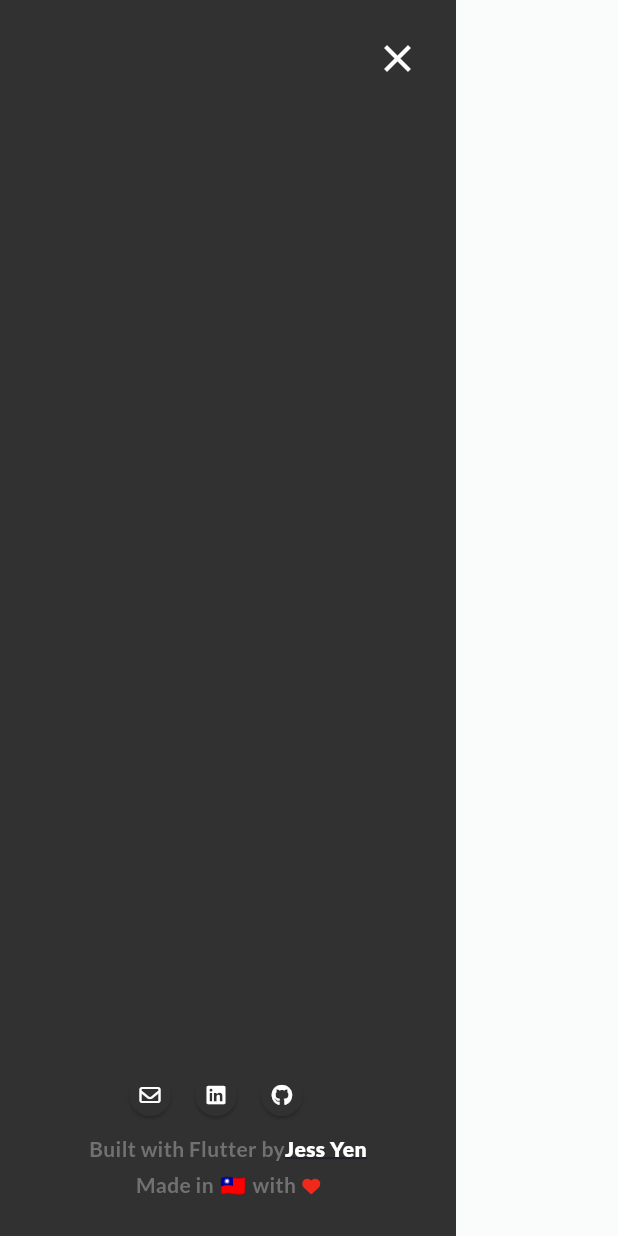
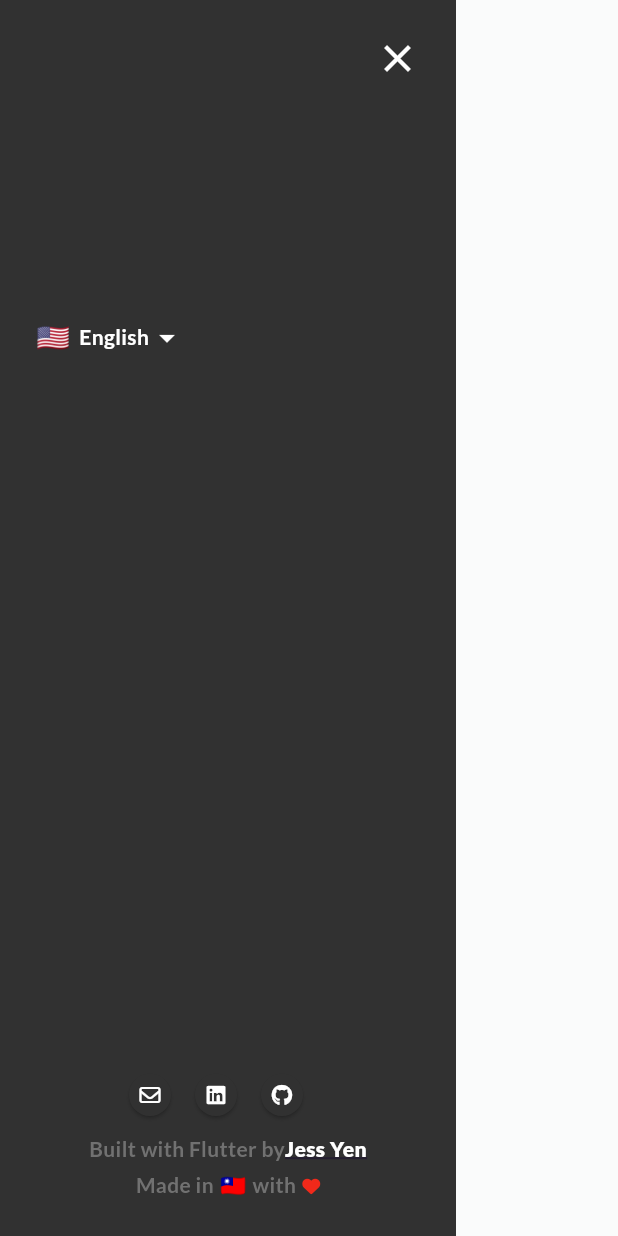
Before and after one commit to jess0507/jess-cv, a Flutter app: the AppDrawer widget shown alone on an empty page, opened directly with empty values, on a phone screen of 412 x 824 dp. Run offline on Flutter 3.47's test engine with Material 3 defaults, Android fonts, the phone set to English and light mode, and no system bars; our stand-ins replace animated_text_kit, device_info_plus, firebase_analytics, firebase_core, flutter_hooks, font_awesome_flutter and 5 more; missing offline and left inert: layout; accounts and stored records are empty.

Commit message:
add locale selector

```diff
--- /dev/null
+++ b/lib/ui/components/locale_selector.dart
@@ -0,0 +1,87 @@
+import 'package:flutter/material.dart';
+import 'package:hooks_riverpod/hooks_riverpod.dart';
+import 'package:resume/core/providers/locale_provider.dart';
+import 'package:resume/core/values/values.dart';
+import 'package:resume/data/analytics_service.dart';
+
+/// 單一可選語系的資料(語言代碼、國旗 emoji、顯示名稱)。
+class _LocaleOption {
+  final String code;
+  final String flag;
+  final String label;
+
+  const _LocaleOption(this.code, this.flag, this.label);
+}
+
+/// 語系選擇器。
+///
+/// 以「國旗 + 文字」顯示目前語系,點擊後跳出選單可選擇中 / 英。
+class LocaleSelector extends ConsumerWidget {
+  final Color? color;
+
+  const LocaleSelector({super.key, this.color});
+
+  static const List<_LocaleOption> _options = [
+    _LocaleOption('zh', '🇹🇼', '中文'),
+    _LocaleOption('en', '🇺🇸', 'English'),
+  ];
+
+  @override
+  Widget build(BuildContext context, WidgetRef ref) {
+    // watch 以在語系變更時重建。
+    ref.watch(localeProvider);
+
+    final currentCode = Localizations.localeOf(context).languageCode;
+    final current = _options.firstWhere(
+      (o) => o.code == currentCode,
+      orElse: () => _options.first,
+    );
+    final color = this.color ?? AppColors.secondaryColor;
+
+    return PopupMenuButton<String>(
+      tooltip: '',
+      position: PopupMenuPosition.under,
+      onSelected: (code) {
+        ref.read(localeProvider.notifier).setLocale(Locale(code));
+        AnalyticsService().logEvent(
+          name: 'locale_changed',
+          parameters: {'locale': code},
+        );
+      },
+      itemBuilder: (context) => _options.map((o) {
+        final isSelected = o.code == currentCode;
+        return PopupMenuItem<String>(
+          value: o.code,
+          child: Row(
+            children: [
+              Text(o.flag, style: const TextStyle(fontSize: 18)),
+              const SizedBox(width: 10),
+              Text(
+                o.label,
+                style: TextStyle(
+                  fontWeight: isSelected ? FontWeight.w700 : FontWeight.w400,
+                ),
+              ),
+              if (isSelected) ...[
+                const SizedBox(width: 10),
+                Icon(Icons.check, size: 16, color: AppColors.primary200),
+              ],
+            ],
+          ),
+        );
+      }).toList(),
+      child: Row(
+        mainAxisSize: MainAxisSize.min,
+        children: [
+          Text(current.flag, style: const TextStyle(fontSize: 18)),
+          const SizedBox(width: 6),
+          Text(
+            current.label,
+            style: TextStyle(color: color, fontWeight: FontWeight.w600),
+          ),
+          Icon(Icons.arrow_drop_down, color: color),
+        ],
+      ),
+    );
+  }
+}
--- a/lib/ui/components/navigation/mobile/app_drawer.dart
+++ b/lib/ui/components/navigation/mobile/app_drawer.dart
@@ -7,6 +7,7 @@ import 'package:resume/core/widgets/social_button.dart';
 import 'package:resume/data/analytics_service.dart';
 import 'package:resume/data/constants.dart';
 import 'package:resume/domain/nav_data.dart';
+import 'package:resume/ui/components/locale_selector.dart';
 import 'package:resume/ui/components/navigation/web/nav_item.dart';
 import 'package:resume/ui/scaffold_with_nav.dart';
 import 'package:resume/core/widgets/spaces.dart';
@@ -71,6 +72,10 @@ class _AppDrawerState extends State<AppDrawer> {
             ..._buildMenuList(
               textTheme: textTheme,
               menuList: widget.navItems,
+            ),
+            Align(
+              alignment: Alignment.centerLeft,
+              child: LocaleSelector(color: AppColors.white),
             ),
             Spacer(flex: 6),
             _buildFooterText(),
--- a/lib/ui/components/navigation/web/web_navigation_bar.dart
+++ b/lib/ui/components/navigation/web/web_navigation_bar.dart
@@ -7,6 +7,7 @@ import 'package:resume/core/utils/l10n_helper.dart';
 import 'package:resume/data/analytics_service.dart';
 import 'package:resume/data/constants.dart';
 import 'package:resume/domain/nav_data.dart';
+import 'package:resume/ui/components/locale_selector.dart';
 import 'package:resume/ui/components/navigation/web/nav_item.dart';
 import 'package:resume/ui/components/navigation/web/nimbus_vertical_divider.dart';
 import 'package:resume/ui/scaffold_with_nav.dart';
@@ -100,6 +101,7 @@ class _WebNavigationBarState extends State<WebNavigationBar> {
                 SpaceW20(),
               ],
             ),
+            const LocaleSelector(),
             SizedBox(width: 40),
           ],
         ),
```
Also changed, not shown: lib/core/providers/locale_provider.dart (added, +24 -0 lines).
